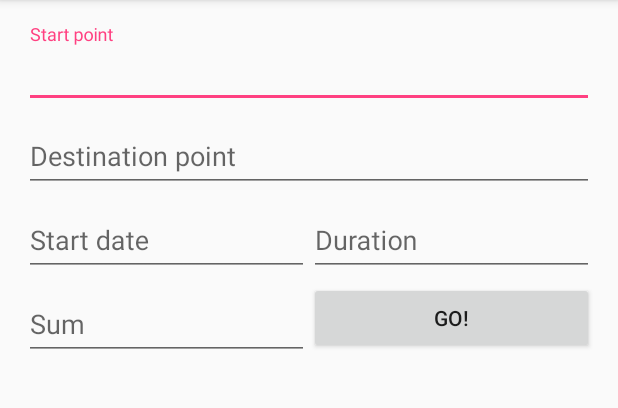
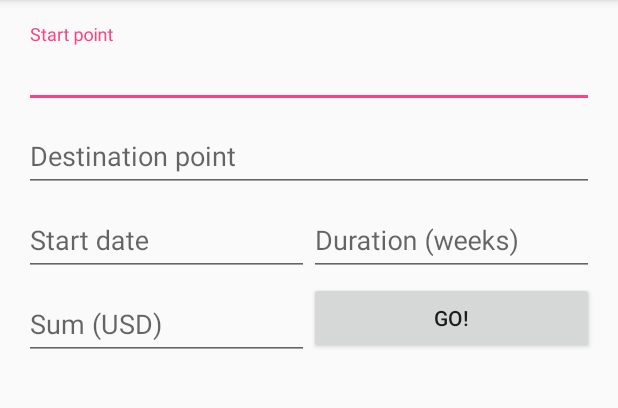
Before and after one commit to elena-roshchina/PathFinder, an Android app: the screen it shows after launch (MainActivity), on a phone screen of 412 x 824 dp, the part 84-492 px from its top. Run offline under Robolectric (Android 15) with nearby library versions, the phone set to English and light mode, and no system bars; libraries missing offline, so code that uses them is left out: com.wdullaer.materialdatetimepicker.

Commit message:
Activities management

```diff
--- a/app/src/main/java/example/hackathon/pathfinder/FlightActivity.java
+++ b/app/src/main/java/example/hackathon/pathfinder/FlightActivity.java
@@ -21,11 +21,13 @@ import retrofit2.Retrofit;
 
 public class FlightActivity extends AppCompatActivity {
 
+    private UserInfo userInfo;
+
     private static final ExecutorService executor = Executors.newSingleThreadExecutor();
 
     private static final String TRAVELPAYOUTS_CLIENT_ID = "0e29a686b2ad016b6d43087b0f441dbe";
 
-
+    private final FlightsAdapter flightsAdapter = new FlightsAdapter(userInfo);
 
     protected static Intent createIntent(Context context, UserInfo userInfo) {
         Intent intent = new Intent(context, FlightActivity.class);
--- a/app/src/main/java/example/hackathon/pathfinder/FlightsAdapter.java
+++ b/app/src/main/java/example/hackathon/pathfinder/FlightsAdapter.java
@@ -66,7 +66,6 @@ public class FlightsAdapter extends RecyclerView.Adapter<FlightsAdapter.FlightsV
         final TextView endDate;
         final TextView classType;
 
-
         public FlightsViewHolder(final View itemView) {
             super(itemView);
             this.flightPrice = itemView.findViewById(R.id.flightPriceText);
--- a/app/src/main/java/example/hackathon/pathfinder/MainActivity.java
+++ b/app/src/main/java/example/hackathon/pathfinder/MainActivity.java
@@ -146,6 +146,7 @@ public class MainActivity extends AppCompatActivity {
         }
         ArrayAdapter<String> adapter = new ArrayAdapter<>(getApplicationContext(),
                 android.R.layout.simple_dropdown_item_1line, str.toArray(new String[0]));
+        adapter.setDropDownViewResource(android.R.layout.simple_dropdown_item_1line);
         point.setAdapter(adapter);
     }
 
--- a/app/src/main/res/values/strings.xml
+++ b/app/src/main/res/values/strings.xml
@@ -2,10 +2,10 @@
     <string name="app_name">PathFinder</string>
     <string name="caption_button_go">Go!</string>
     <string name="hint_date_start">Start date</string>
-    <string name="hint_date_end">Duration</string>
+    <string name="hint_date_end">Duration (weeks)</string>
     <string name="hint_point_start">Start point</string>
     <string name="hint_point_destination">Destination point</string>
-    <string name="hint_sum">Sum</string>
+    <string name="hint_sum">Sum (USD)</string>
 
     <string name="caption_ticket_price">Price</string>
     <string name="caption_ticket_start">Start ticket</string>
```
